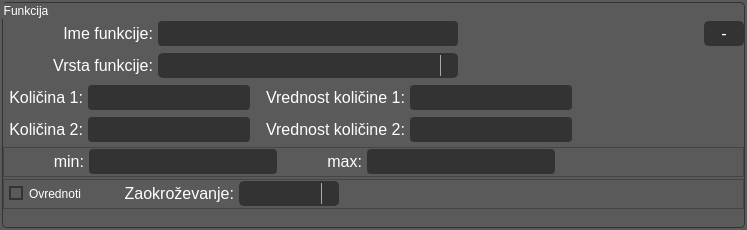
Qt form function_item.ui (pyMrak/DataProcessorGUI) before a commit.
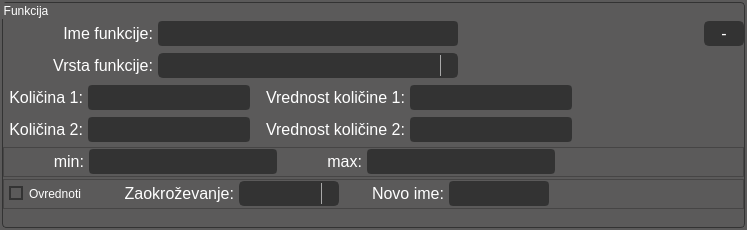
The same form after that commit. Icons and pictures are not drawn.

Commit message: Better float to string formatting.

What changed in the file:
```diff
--- a/function_item.ui
+++ b/function_item.ui
@@ -1489,6 +1489,80 @@
             </item>
            </widget>
           </item>
+          <item>
+           <widget class="QLabel" name="lab_series_function_name">
+            <property name="minimumSize">
+             <size>
+              <width>100</width>
+              <height>20</height>
+             </size>
+            </property>
+            <property name="maximumSize">
+             <size>
+              <width>100</width>
+              <height>30</height>
+             </size>
+            </property>
+            <property name="font">
+             <font>
+              <family>Segoe UI</family>
+              <pointsize>16</pointsize>
+             </font>
+            </property>
+            <property name="styleSheet">
+             <string notr="true">color:rgb(255,255,255);</string>
+            </property>
+            <property name="text">
+             <string>&lt;html&gt;&lt;head/&gt;&lt;body&gt;&lt;p&gt;&lt;span style=&quot; font-size:12pt; color:#ffffff;&quot;&gt;Novo ime:&lt;/span&gt;&lt;/p&gt;&lt;/body&gt;&lt;/html&gt;</string>
+            </property>
+            <property name="alignment">
+             <set>Qt::AlignRight|Qt::AlignTrailing|Qt::AlignVCenter</set>
+            </property>
+           </widget>
+          </item>
+          <item>
+           <widget class="QLineEdit" name="line_series_function_name">
+            <property name="enabled">
+             <bool>true</bool>
+            </property>
+            <property name="minimumSize">
+             <size>
+              <width>100</width>
+              <height>25</height>
+             </size>
+            </property>
+            <property name="maximumSize">
+             <size>
+              <width>100</width>
+              <height>25</height>
+             </size>
+            </property>
+            <property name="font">
+             <font>
+              <family>Segoe UI</family>
+              <pointsize>12</pointsize>
+             </font>
+            </property>
+            <property name="styleSheet">
+             <string notr="true">QLineEdit {
+	color:rgb(255,255,255);
+	border:2px solid rgb(51,51,51);
+	border-radius:4px;
+	background:rgb(51,51,51);
+}
+
+QLineEdit:disabled {
+	color:rgb(255,255,255);
+	border:2px solid rgb(112,112,112);
+	border-radius:4px;
+	background:rgb(112,112,112);
+}</string>
+            </property>
+            <property name="text">
+             <string/>
+            </property>
+           </widget>
+          </item>
           <item>
            <spacer name="horizontalSpacer_6">
             <property name="orientation">
```
The commit also changes 2 other files.
